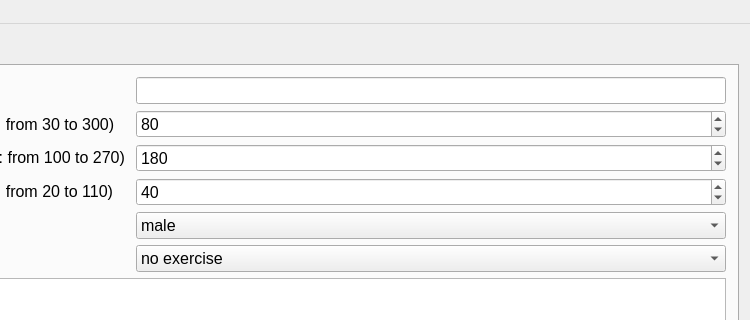
Before: the Qt Designer form mainwindow.ui in SFilippidis/QGreatstWeightCalculator, drawn with Qt 5; both pictures show x 243 to 993 and y 0 to 320 of the 993 by 564 pixel window.
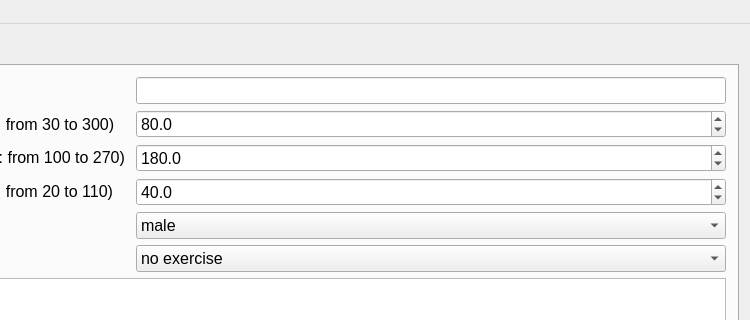
After: the same form once the commit is applied.

```diff
--- a/mainwindow.ui
+++ b/mainwindow.ui
@@ -180,7 +180,7 @@
                      </font>
                     </property>
                     <property name="decimals">
-                     <number>0</number>
+                     <number>1</number>
                     </property>
                     <property name="minimum">
                      <double>30.000000000000000</double>
@@ -201,7 +201,7 @@
                      </font>
                     </property>
                     <property name="decimals">
-                     <number>0</number>
+                     <number>1</number>
                     </property>
                     <property name="minimum">
                      <double>100.000000000000000</double>
@@ -225,7 +225,7 @@
                      </font>
                     </property>
                     <property name="decimals">
-                     <number>0</number>
+                     <number>1</number>
                     </property>
                     <property name="minimum">
                      <double>20.000000000000000</double>
```
Left out of the diff: 6 changed lines with no effect on the pictures.
